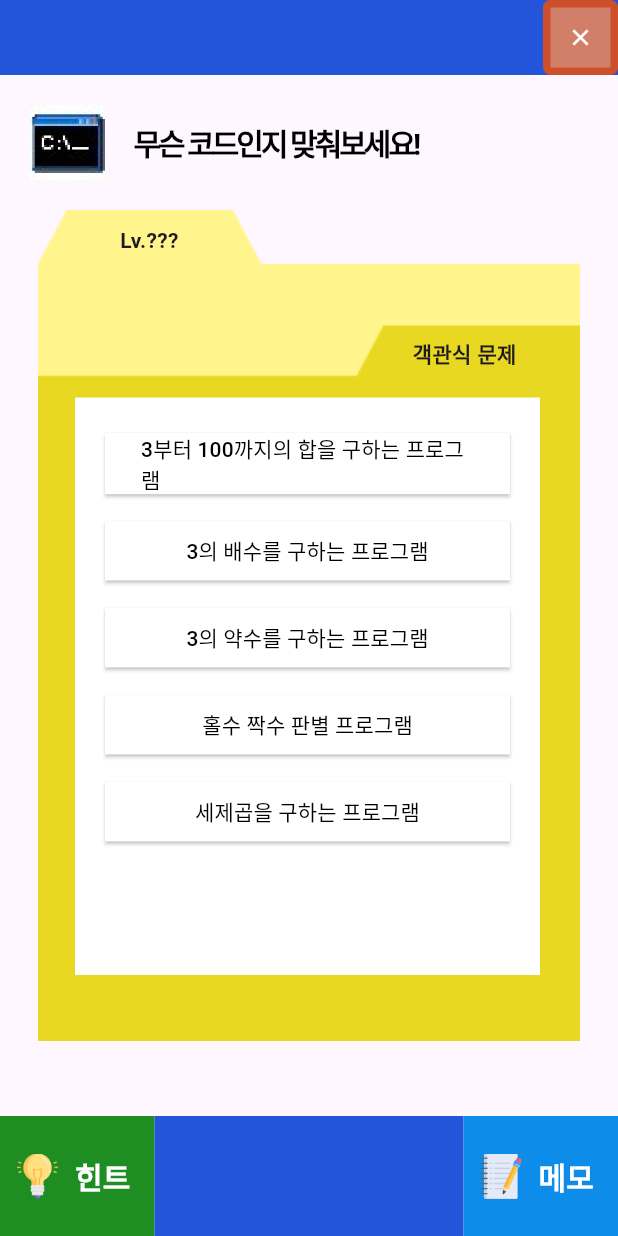
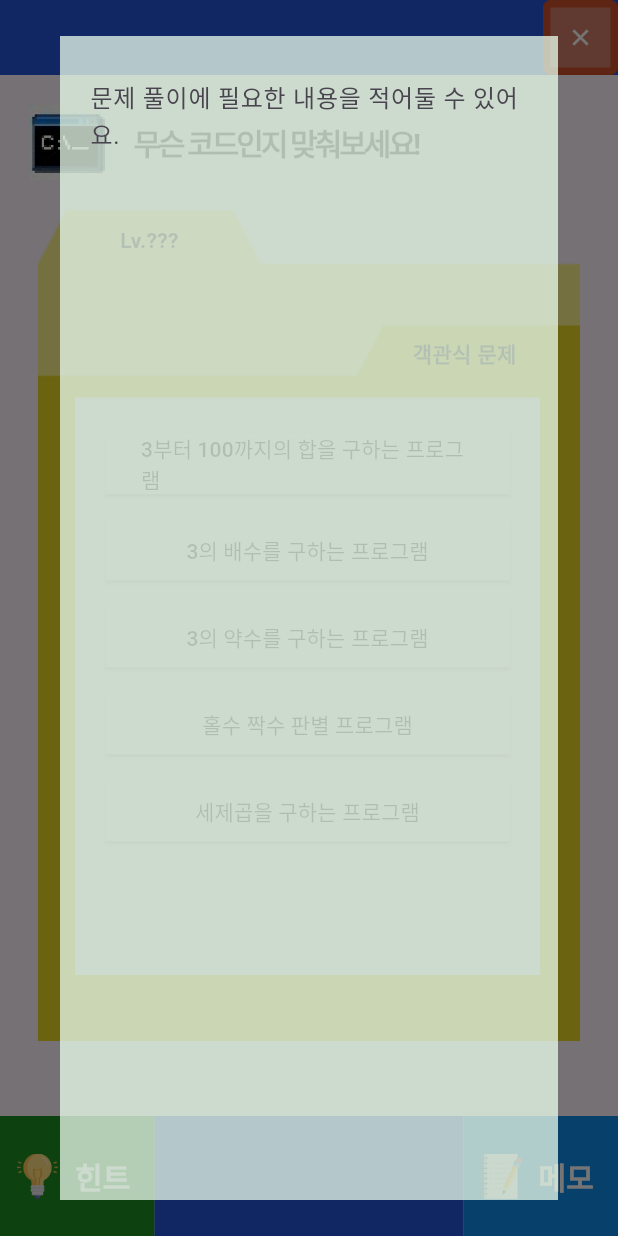
Before and after one commit to CarniRabbit/coding_cow_app, a Flutter app: the Problem_Multiple_Choice screen opened directly, after a tap on "메모", on a phone screen of 412 x 824 dp. Run offline on Flutter 3.47's test engine with Material 3 defaults, Android fonts, the light colour scheme and no system bars; our stand-ins replace cloud_firestore, firebase_core, flutter_html; accounts and stored records are empty; Roboto replaces fonts that are missing (NanumCoding).

Commit message:
add memo function by pressing memo button in problem page

```diff
--- a/lib/data.dart
+++ b/lib/data.dart
@@ -91,3 +91,4 @@ Future<List<Problems>> fromFirestore(String collection) async {
 
 var hint = false; // hint 열람 여부
 var problem_no = 0; // 문제 번호
+var memo = "";
--- a/lib/main.dart
+++ b/lib/main.dart
@@ -3,6 +3,7 @@
  * 딩카 메인화면
  */
 
+import 'package:coding_cow_app/data.dart';
 import 'package:flutter/material.dart';
 import 'package:coding_cow_app/widgets/topbar.dart';
 import 'package:coding_cow_app/widgets/main_navigator.dart';
@@ -24,6 +25,7 @@ Future<void> main() async {
 class Main_Page extends StatelessWidget {
   @override
   Widget build(BuildContext context) {
+    memo = ""; // 메모 리셋
     return MaterialApp( // root widget
       theme: ThemeData( // font setting (나눔고딕코딩)
         fontFamily: 'NanumCoding',
--- a/lib/widgets/problem_bottom_menu.dart
+++ b/lib/widgets/problem_bottom_menu.dart
@@ -3,6 +3,7 @@
  * 딩카 문제 화면 - 하단 메뉴
  */
 
+import 'package:coding_cow_app/widgets/problem_memo_popup.dart';
 import 'package:flutter/material.dart';
 import 'package:coding_cow_app/widgets/problem_hint_popup.dart';
 import 'package:coding_cow_app/data.dart';
@@ -76,11 +77,7 @@ class Problem_Bottom_Menu extends StatelessWidget {
                   height: 80,
                   child: TextButton(
                     onPressed: () {
-                      // int status = Random().nextInt(3);
-                      // Navigator.push(
-                      //   context,
-                      //   MaterialPageRoute(builder: (context) => Result_Page(status)),
-                      // );
+                      memo_dialog(context);
                     },
                     child: Row(
                       children: [
--- /dev/null
+++ b/lib/widgets/problem_memo_popup.dart
@@ -0,0 +1,52 @@
+/*
+ * edit: 2024-08-03
+ * 딩카 문제 화면 - 메모 팝업
+ */
+
+import 'package:coding_cow_app/data.dart';
+import 'package:flutter/material.dart';
+
+void memo_dialog(context) {
+  final _memoEditController = TextEditingController(
+    text: memo, // 메모 내용 유지
+  );
+
+  showDialog(
+    context: context,
+    builder: (context) {
+      return Dialog(
+        backgroundColor: Color(0xffeafceb).withOpacity(0.5), // 배경 반투명
+        shape: RoundedRectangleBorder( // 모서리 둥글게 X
+          borderRadius: BorderRadius.zero,
+        ),
+        child: Container(
+          width: double.infinity,
+          height: double.infinity,
+          margin: EdgeInsets.all(0),
+          padding: EdgeInsets.all(20),
+          decoration: BoxDecoration(
+            color: Color(0xffeafceb).withOpacity(0.5),
+            borderRadius: BorderRadius.zero,
+          ),
+          child: TextField(
+            onChanged: (text) { // 내용이 바뀔때마다 memo 전역변수에 저장
+              memo = text;
+              // print(memo);
+            },
+            controller: _memoEditController,
+            maxLines: null, // 입력 줄수 제한X
+            expands: true, // dialog 높이에 맞춰 늘어나게 함
+            keyboardType: TextInputType.multiline,
+            decoration: InputDecoration(
+              // filled: true,
+              hintText: "문제 풀이에 필요한 내용을 적어둘 수 있어요.", // placeholder (입력창 설명문)
+              hintMaxLines: 2, // hintText는 두줄까지만 표시하고 세줄부터는 (...)으로 생략
+              border: InputBorder.none, // TextField의 아래 border 제거
+              fillColor: Colors.transparent, // 투명하게
+            ),
+          ),
+        ),
+      );
+    },
+  );
+}
--- a/lib/widgets/result_bottom_menu.dart
+++ b/lib/widgets/result_bottom_menu.dart
@@ -72,6 +72,7 @@ class Result_Bottom_Menu extends StatelessWidget {
                       child: TextButton( // next problem
                         onPressed: () {
                           problem_no = Random().nextInt(get_problems.length); // 문제 랜덤 선정
+                          memo = ""; // 메모 리셋
 
                           Navigator.pushAndRemoveUntil(context,
                               MaterialPageRoute(
```
Also changed, not shown: 1 other file.
